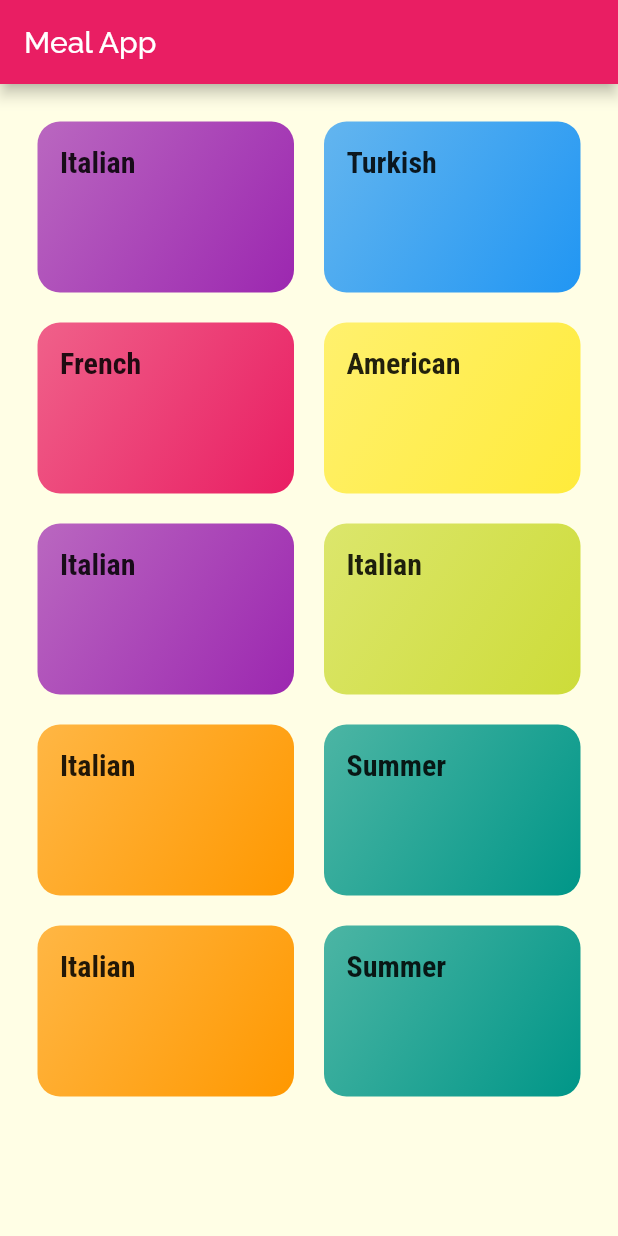
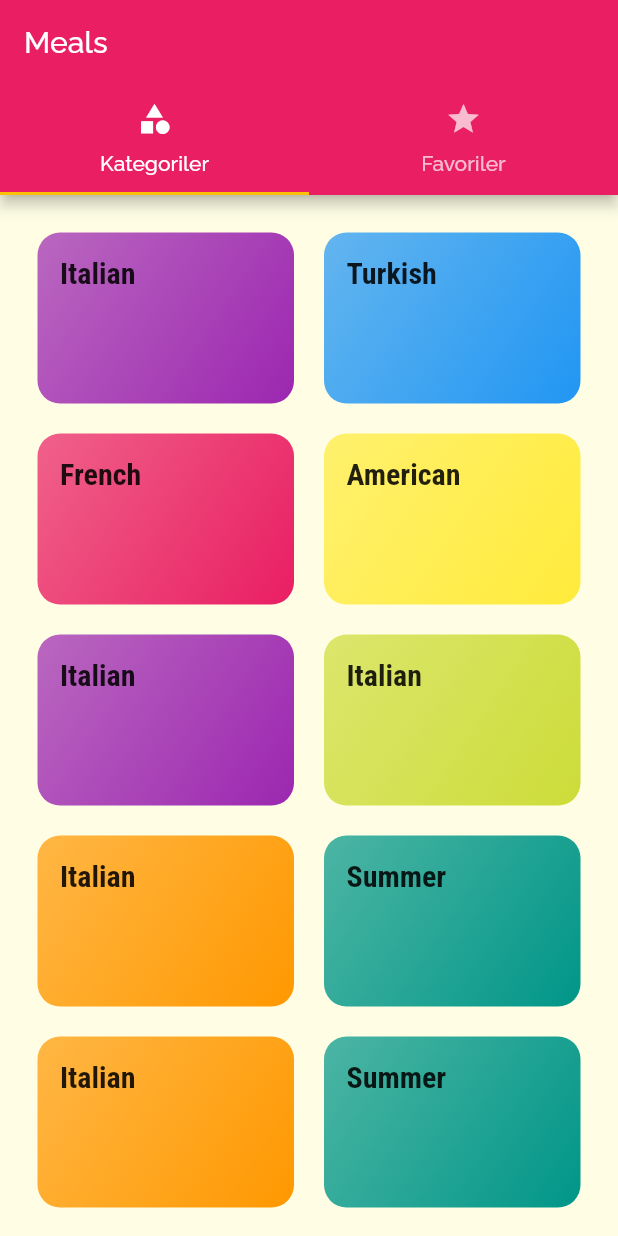
Before and after one commit to Ramekici/flutter-meal-app-example, a Flutter app: the screen it shows after launch, on a phone screen of 412 x 824 dp. Run offline on Flutter 3.47's test engine with Material 2 defaults, Android fonts, the phone set to English and light mode, and no system bars.

Commit message:
second commit

```diff
--- a/lib/main.dart
+++ b/lib/main.dart
@@ -1,8 +1,10 @@
 import 'dart:ui';
 
 import 'package:flutter/material.dart';
-import './categories_screen.dart';
-import 'category_meals_screen.dart';
+import 'package:meal_app_ekici_flutter/screens/meal_detail_screen.dart';
+import 'package:meal_app_ekici_flutter/screens/tabs_screen.dart';
+import './screens/categories_screen.dart';
+import './screens/category_meals_screen.dart';
 
 
 void main() {
@@ -22,18 +24,27 @@ class MyApp extends StatelessWidget {
         visualDensity: VisualDensity.adaptivePlatformDensity,
         fontFamily: 'Raleway',
         textTheme: ThemeData.light().textTheme.copyWith(
-          body1: TextStyle(color: Color.fromRGBO(20, 51, 51, 1)),
-          body2: TextStyle(color: Color.fromRGBO(20, 51, 51, 1)),
-          title: TextStyle(
+          bodyText1: TextStyle(color: Color.fromRGBO(20, 51, 51, 1)),
+          bodyText2: TextStyle(color: Color.fromRGBO(20, 51, 51, 1)),
+          headline6: TextStyle(
             fontSize: 20,
             fontFamily: 'RobotoCondensed',
             fontWeight: FontWeight.bold
           )
 
         )),
-      home: CategoriesScreen(),
+      //home: CategoriesScreen(),
       routes: {
+        '/': (ctx) => TabsScreen(),
         CategoryMealsScreen.routeName: (ctx) => CategoryMealsScreen(),
+        MealDetailScreen.routeName: (ctx) => MealDetailScreen()
+      },
+      onGenerateRoute: (settings){
+        // print(settings.arguments);
+        // return MaterialPageRoute(builder: (ctx) => CategoriesScreen());
+      },
+      onUnknownRoute:(settings){
+        return MaterialPageRoute(builder: (ctx) => CategoriesScreen());
       },
     );
   }
--- a/lib/categories_screen.dart
+++ b/lib/screens/categories_screen.dart
@@ -2,16 +2,12 @@ import 'package:flutter/material.dart';
 import 'package:meal_app_ekici_flutter/dummy_data.dart';
 
 
-import 'home/category_item.dart';
+import '../widgets/category_item.dart';
 
 class CategoriesScreen extends StatelessWidget {
   @override
   Widget build(BuildContext context) {
-    return Scaffold(
-      appBar: AppBar(
-        title: const Text("Meal App"),
-      ),
-      body: GridView(
+    return  GridView(
         padding: EdgeInsets.all(25),
         children: DUMMY_CATEGORIES
             .map((e) => CategoryItem(e.title, e.color, e.id))
@@ -21,7 +17,6 @@ class CategoriesScreen extends StatelessWidget {
             childAspectRatio: 3 / 2,
             crossAxisSpacing: 20,
             mainAxisSpacing: 20),
-      ),
-    );
+      );
   }
 }
--- /dev/null
+++ b/lib/screens/tabs_screen.dart
@@ -0,0 +1,35 @@
+import 'package:flutter/material.dart';
+import 'package:meal_app_ekici_flutter/screens/favorite_screen.dart';
+
+import 'categories_screen.dart';
+
+class TabsScreen extends StatefulWidget {
+  TabsScreen({Key key}) : super(key: key);
+
+  @override
+  _TabsScreenState createState() => _TabsScreenState();
+}
+
+class _TabsScreenState extends State<TabsScreen> {
+  @override
+  Widget build(BuildContext context) {
+    return DefaultTabController(
+        length: 2,
+        child: Scaffold(
+            appBar: AppBar(
+              title: Text('Meals'),
+              bottom: TabBar(tabs: <Widget>[
+                Tab(
+                  icon: Icon(Icons.category),
+                  text: 'Kategoriler',
+                ),
+                Tab(icon: Icon(Icons.star), text: 'Favoriler')
+              ]),
+            ),
+          body: TabBarView(children: <Widget>[
+            CategoriesScreen(),
+            FavoriteScreen()
+          ]),
+        ));
+  }
+}
--- a/lib/home/category_item.dart
+++ b/lib/widgets/category_item.dart
@@ -1,6 +1,6 @@
 import 'package:flutter/material.dart';
 
-import '../category_meals_screen.dart';
+import '../screens/category_meals_screen.dart';
 
 class CategoryItem extends StatelessWidget {
   final String id;
```
Also changed, not shown: lib/dummy_data.dart (+49 -4 lines), lib/screens/category_meals_screen.dart (renamed from lib/category_meals_screen.dart, +10 -2 lines), lib/screens/favorite_screen.dart (added, +12 -0 lines), lib/screens/meal_detail_screen.dart (added, +80 -0 lines), lib/widgets/meal_item.dart (added, +120 -0 lines), lib/widgets/home.dart (renamed from lib/home/home.dart).
